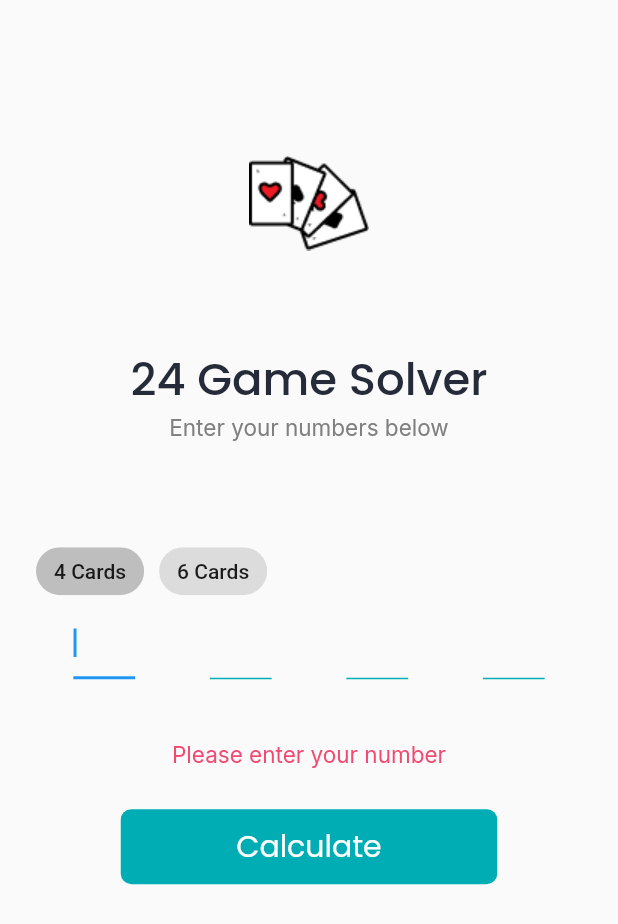
After one commit to neojarma/24-Game, a Flutter app: the SolverPage screen opened by its route, after a tap on "Calculate", on a phone screen of 412 x 824 dp. The commit adds this screen. Shown: the top 924 px of the screen. Run offline on Flutter 3.47's test engine with Material 2 defaults, Android fonts, the phone set to English and light mode, and no system bars; our stand-ins replace cached_network_image, cloud_firestore, firebase_core, flutter_spinkit, font_awesome_flutter, get and 3 more; missing offline and left inert: function_tree; accounts and stored records are empty.

Commit message:
add solver feature

```diff
--- a/lib/app/modules/dashboard/controller.dart
+++ b/lib/app/modules/dashboard/controller.dart
@@ -2,7 +2,11 @@ import 'package:card_game/app/routes/pages.dart';
 import 'package:get/get.dart';
 
 class DashboardController extends GetxController {
-  void handlePage() {
+  void gameModePage() {
     Get.toNamed(Routes.GAME_MODE);
   }
+
+  void solverPage() {
+    Get.toNamed(Routes.SOLVER);
+  }
 }
--- a/lib/app/modules/dashboard/page.dart
+++ b/lib/app/modules/dashboard/page.dart
@@ -26,7 +26,16 @@ class DashboardPage extends GetView<DashboardController> {
                 color: kSemiBlackColor,
                 title: 'Play Game',
                 textStyle: kButtonTextStyle,
-                function: controller.handlePage,
+                function: controller.gameModePage,
+              ),
+              const SizedBox(
+                height: 24.0,
+              ),
+              LargeCustomButton(
+                color: kSemiBlackColor,
+                title: 'Solver',
+                textStyle: kButtonTextStyle,
+                function: controller.solverPage,
               ),
               const SizedBox(
                 height: 24.0,
--- a/lib/app/modules/result_online_game/controller.dart
+++ b/lib/app/modules/result_online_game/controller.dart
@@ -88,6 +88,13 @@ class ResultController extends GetxController {
           'stream': watchRematch(),
         });
 
+    var newCards = await requestDeck();
+
+    // add ready player status
+    FirebaseProvider.playerReadyToRematch(roomId, currentPlayer, newCards);
+  }
+
+  Future<List<Map<String, dynamic>>> requestDeck() async {
     // request deck
     var deck = await CardProvider.getDeck(4);
     List<int> numbers = [];
@@ -95,14 +102,13 @@ class ResultController extends GetxController {
       numbers.add(element['value']);
     }
 
+    // guaranted that the question has an answer
     var solution = await SolutionProvider.getSolution(numbers);
     if (!solution.solution) {
-      handleRematch();
+      requestDeck();
     }
-    var newCards = deck.listOfCards;
 
-    // add ready player status
-    FirebaseProvider.playerReadyToRematch(roomId, currentPlayer, newCards);
+    return deck.listOfCards;
   }
 
   void handleRematch() async {
--- /dev/null
+++ b/lib/app/modules/solver/binding.dart
@@ -0,0 +1,9 @@
+import 'package:get/get.dart';
+import 'controller.dart';
+
+class SolverBinding implements Bindings {
+  @override
+  void dependencies() {
+    Get.lazyPut<SolverController>(() => SolverController());
+  }
+}
--- /dev/null
+++ b/lib/app/modules/solver/controller.dart
@@ -0,0 +1,76 @@
+import 'package:card_game/app/data/provider/api_game_solution.dart';
+import 'package:flutter/cupertino.dart';
+import 'package:get/get.dart';
+
+class SolverController extends GetxController with StateMixin {
+  var indexOption = 0.obs;
+  var inputtedNumbers = [].obs;
+
+  List<String> option = ['4 Cards', '6 Cards'];
+
+  var solution = ''.obs;
+  var error = 'Please enter your number';
+
+  late List<TextEditingController> textFieldControllers;
+
+  @override
+  void onInit() {
+    generateTextControllers();
+
+    change('empty', status: RxStatus.empty());
+
+    super.onInit();
+  }
+
+  void calculate() async {
+    int length = (indexOption.value == 0) ? 4 : 6;
+    // check if there is a null value
+    for (var index = 0; index < length; index++) {
+      var tempController = textFieldControllers[index];
+      if (tempController.text.isEmpty) {
+        change('error', status: RxStatus.error());
+        solution.value = 'Please enter your number';
+        return;
+      }
+    }
+
+    FocusManager.instance.primaryFocus?.unfocus();
+    change('loading', status: RxStatus.loading());
+
+    List<int> numbers = [];
+    for (var index = 0; index < length; index++) {
+      var tempController = textFieldControllers[index];
+      numbers.add(int.parse(tempController.text));
+    }
+
+    final possibleSolution = await getSolution(numbers);
+    solution.value = 'Solution : $possibleSolution';
+    change('success', status: RxStatus.success());
+
+    reset();
+  }
+
+  void reset() {
+    for (var controller in textFieldControllers) {
+      controller.clear();
+    }
+  }
+
+  Future<String> getSolution(List<int> numbers) async {
+    return await SolutionProvider.getSolution(numbers).then((cardModel) {
+      if (!cardModel.solution) return 'No Solution';
+
+      return cardModel.equation;
+    }).catchError((err) => 'No Solution');
+  }
+
+  void generateTextControllers() {
+    textFieldControllers = List.generate(6, (index) => TextEditingController());
+  }
+
+  void updateIndex(int index) {
+    indexOption.value = index;
+  }
+
+  void setNumbers(String number) => inputtedNumbers.add(int.tryParse(number));
+}
--- /dev/null
+++ b/lib/app/modules/solver/page.dart
@@ -0,0 +1,144 @@
+import 'package:card_game/app/global_widgets/medium_custom_button.dart';
+import 'package:flutter/material.dart';
+import 'package:flutter_spinkit/flutter_spinkit.dart';
+import 'package:get/get.dart';
+import '../../core/theme/text_theme.dart';
+import '../../core/values/assets.dart';
+import '../../core/values/colors.dart';
+import 'controller.dart';
+
+class SolverPage extends GetView<SolverController> {
+  const SolverPage({Key? key}) : super(key: key);
+
+  @override
+  Widget build(BuildContext context) {
+    return Scaffold(
+      body: Padding(
+        padding: const EdgeInsets.all(24),
+        child: SingleChildScrollView(
+          child: Column(
+            children: [
+              const SizedBox(
+                width: double.infinity,
+                height: 80,
+              ),
+              Image.asset(miniIcon),
+              SizedBox(
+                height: Get.height / 13,
+              ),
+              Text(
+                '24 Game Solver',
+                textAlign: TextAlign.center,
+                style: kTitlePageTextStyle.copyWith(
+                  color: kSemiBlackColor,
+                ),
+              ),
+              Text(
+                'Enter your numbers below',
+                textAlign: TextAlign.center,
+                style: kHeading2TextStyle.copyWith(
+                  color: kLightGrey,
+                ),
+              ),
+              SizedBox(
+                height: Get.height / 13,
+              ),
+              Obx(
+                () => Row(
+                  children: chipsCardsOptions(),
+                ),
+              ),
+              Obx(
+                () => Row(
+                  mainAxisAlignment: MainAxisAlignment.spaceAround,
+                  children: textFieldBuilder(),
+                ),
+              ),
+              SizedBox(
+                height: Get.height / 20,
+              ),
+              controller.obx(
+                (state) => Text(
+                  controller.solution.value,
+                  style: kHeading2TextStyle.copyWith(
+                    color: kGreenColor,
+                  ),
+                ),
+                onLoading: const SpinKitThreeBounce(
+                  size: 20,
+                  color: Colors.black,
+                ),
+                onEmpty: const SizedBox.shrink(),
+                onError: (str) => Text(
+                  controller.error,
+                  style: kHeading2TextStyle.copyWith(
+                    color: kPinkColor,
+                  ),
+                ),
+              ),
+              SizedBox(
+                height: Get.height / 30,
+              ),
+              MediumCustomButton(
+                title: 'Calculate',
+                color: kLightGreenColor,
+                function: controller.calculate,
+                textStyle: kButtonTextStyle,
+              ),
+            ],
+          ),
+        ),
+      ),
+    );
+  }
+
+  List<Widget> textFieldBuilder() {
+    return List.generate(
+      (controller.indexOption.value == 0) ? 4 : 6,
+      (index) {
+        return SizedBox(
+          width: Get.width / 10,
+          child: TextField(
+            controller: controller.textFieldControllers[index],
+            maxLength: 2,
+            keyboardType: TextInputType.number,
+            autofocus: true,
+            onTap: () {
+              final localController = controller.textFieldControllers[index];
+              localController.selection = TextSelection(
+                baseOffset: 0,
+                extentOffset: localController.text.length,
+              );
+            },
+            decoration: const InputDecoration(
+              counterText: '',
+              enabledBorder: UnderlineInputBorder(
+                borderSide: BorderSide(color: kLightGreenColor),
+              ),
+            ),
+          ),
+        );
+      },
+    );
+  }
+
+  List<Widget> chipsCardsOptions() {
+    return List.generate(
+      controller.option.length,
+      (index) => Row(
+        children: [
+          ChoiceChip(
+            label: Text(
+              controller.option[index],
+            ),
+            selected: controller.indexOption.value == index,
+            onSelected: (_) => controller.updateIndex(index),
+          ),
+          const SizedBox(
+            width: 10,
+          )
+        ],
+      ),
+    );
+  }
+}
--- a/lib/app/routes/pages.dart
+++ b/lib/app/routes/pages.dart
@@ -14,6 +14,8 @@ import 'package:card_game/app/modules/rematch/binding.dart';
 import 'package:card_game/app/modules/rematch/page.dart';
 import 'package:card_game/app/modules/result_online_game/binding.dart';
 import 'package:card_game/app/modules/result_online_game/page.dart';
+import 'package:card_game/app/modules/solver/binding.dart';
+import 'package:card_game/app/modules/solver/page.dart';
 import 'package:card_game/app/modules/waiting/binding.dart';
 import 'package:get/get.dart';
 
@@ -74,9 +76,16 @@ abstract class AppPages {
           binding: ResultBinding(),
         ),
         GetPage(
+          transition: Transition.cupertino,
           name: Routes.REMATCH,
           page: () => const RematchPage(),
           binding: RematchBinding(),
+        ),
+        GetPage(
+          transition: Transition.cupertino,
+          name: Routes.SOLVER,
+          page: () => const SolverPage(),
+          binding: SolverBinding(),
         )
       ],
     )
--- a/lib/app/routes/routes.dart
+++ b/lib/app/routes/routes.dart
@@ -12,4 +12,5 @@ abstract class Routes {
   static const GAME_MODE = '/game-mode';
   static const RESULT = '/result';
   static const REMATCH = '/rematch';
+  static const SOLVER = '/solver';
 }
```
